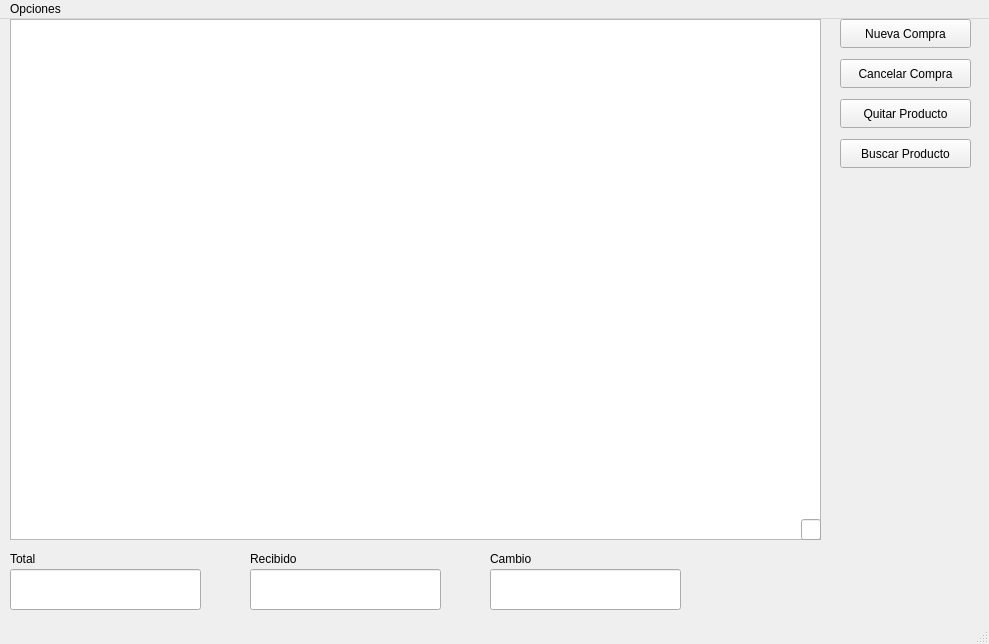
First picture: the form in src/spos_mainwindow.ui, repository PabloDev2195/Smart_Point_Of_Sale, before the edit.
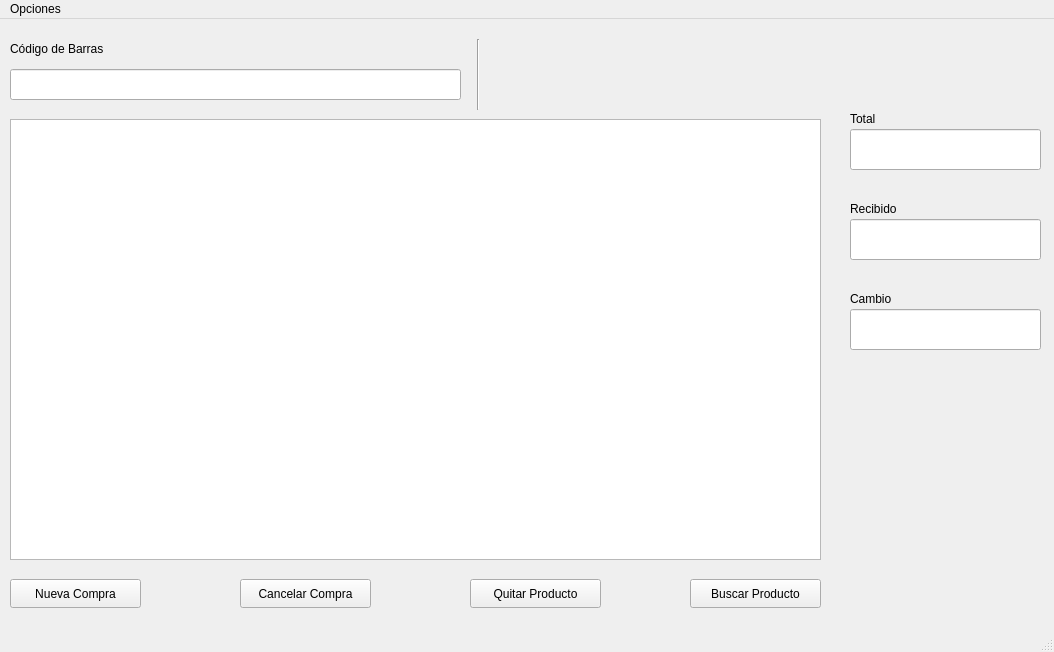
Second picture: the form after the edit.

Commit message: Align center data

The edit to the form file:
```diff
--- a/src/spos_mainwindow.ui
+++ b/src/spos_mainwindow.ui
@@ -6,8 +6,8 @@
    <rect>
     <x>0</x>
     <y>0</y>
-    <width>989</width>
-    <height>644</height>
+    <width>1054</width>
+    <height>652</height>
    </rect>
   </property>
   <property name="windowTitle">
@@ -17,8 +17,8 @@
    <widget class="QPushButton" name="pushButton_NewSale">
     <property name="geometry">
      <rect>
-      <x>840</x>
-      <y>0</y>
+      <x>10</x>
+      <y>560</y>
       <width>131</width>
       <height>29</height>
      </rect>
@@ -30,8 +30,8 @@
    <widget class="QPushButton" name="pushButton_CancelSale">
     <property name="geometry">
      <rect>
-      <x>840</x>
-      <y>40</y>
+      <x>240</x>
+      <y>560</y>
       <width>131</width>
       <height>29</height>
      </rect>
@@ -43,8 +43,8 @@
    <widget class="QPushButton" name="pushButton_RemoveProduct">
     <property name="geometry">
      <rect>
-      <x>840</x>
-      <y>80</y>
+      <x>470</x>
+      <y>560</y>
       <width>131</width>
       <height>29</height>
      </rect>
@@ -56,8 +56,8 @@
    <widget class="QLabel" name="label_Total">
     <property name="geometry">
      <rect>
-      <x>10</x>
-      <y>530</y>
+      <x>850</x>
+      <y>90</y>
       <width>63</width>
       <height>20</height>
      </rect>
@@ -69,8 +69,8 @@
    <widget class="QLabel" name="label_Received">
     <property name="geometry">
      <rect>
-      <x>250</x>
-      <y>530</y>
+      <x>850</x>
+      <y>180</y>
       <width>63</width>
       <height>20</height>
      </rect>
@@ -82,8 +82,8 @@
    <widget class="QLabel" name="label_Exchange">
     <property name="geometry">
      <rect>
-      <x>490</x>
-      <y>530</y>
+      <x>850</x>
+      <y>270</y>
       <width>63</width>
       <height>20</height>
      </rect>
@@ -95,8 +95,8 @@
    <widget class="QPushButton" name="pushButton_FindProduct">
     <property name="geometry">
      <rect>
-      <x>840</x>
-      <y>120</y>
+      <x>690</x>
+      <y>560</y>
       <width>131</width>
       <height>29</height>
      </rect>
@@ -108,8 +108,8 @@
    <widget class="QLineEdit" name="lineEdit_Total">
     <property name="geometry">
      <rect>
-      <x>10</x>
-      <y>550</y>
+      <x>850</x>
+      <y>110</y>
       <width>191</width>
       <height>41</height>
      </rect>
@@ -121,8 +121,8 @@
    <widget class="QLineEdit" name="lineEdit_Received">
     <property name="geometry">
      <rect>
-      <x>250</x>
-      <y>550</y>
+      <x>850</x>
+      <y>200</y>
       <width>191</width>
       <height>41</height>
      </rect>
@@ -131,8 +131,8 @@
    <widget class="QLineEdit" name="lineEdit_Exchange">
     <property name="geometry">
      <rect>
-      <x>490</x>
-      <y>550</y>
+      <x>850</x>
+      <y>290</y>
       <width>191</width>
       <height>41</height>
      </rect>
@@ -145,29 +145,55 @@
     <property name="geometry">
      <rect>
       <x>10</x>
-      <y>0</y>
+      <y>100</y>
       <width>811</width>
-      <height>521</height>
+      <height>441</height>
      </rect>
     </property>
    </widget>
    <widget class="QLineEdit" name="lineEdit_Barcode">
     <property name="geometry">
      <rect>
-      <x>801</x>
-      <y>500</y>
-      <width>20</width>
-      <height>21</height>
+      <x>10</x>
+      <y>50</y>
+      <width>451</width>
+      <height>31</height>
      </rect>
     </property>
    </widget>
+   <widget class="QLabel" name="label">
+    <property name="geometry">
+     <rect>
+      <x>10</x>
+      <y>20</y>
+      <width>131</width>
+      <height>20</height>
+     </rect>
+    </property>
+    <property name="text">
+     <string>Código de Barras</string>
+    </property>
+   </widget>
+   <widget class="Line" name="line">
+    <property name="geometry">
+     <rect>
+      <x>470</x>
+      <y>20</y>
+      <width>16</width>
+      <height>71</height>
+     </rect>
+    </property>
+    <property name="orientation">
+     <enum>Qt::Orientation::Vertical</enum>
+    </property>
+   </widget>
   </widget>
   <widget class="QMenuBar" name="menubar">
    <property name="geometry">
     <rect>
      <x>0</x>
      <y>0</y>
-     <width>989</width>
+     <width>1054</width>
      <height>25</height>
     </rect>
    </property>
```
